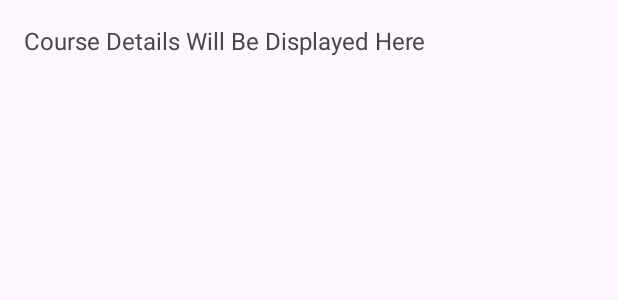
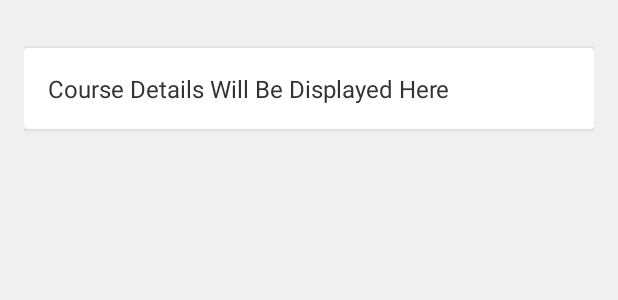
Before and after one commit to Rashmi-2005-Ranjan/Edu_Examine, an Android app: the layout fragment_course_details.xml on its own in the app's theme, with its tools: preview values and no code run, on a phone screen of 412 x 824 dp. Shown: the top 300 px of the screen. Run offline under Robolectric (Android 15) with nearby library versions, the phone set to English and light mode, and no system bars; Roboto replaces fonts that are not available here.

Commit message:
designing the fragment

```diff
--- a/app/src/main/res/layout/fragment_course_details.xml
+++ b/app/src/main/res/layout/fragment_course_details.xml
@@ -3,13 +3,35 @@
     android:layout_width="match_parent"
     android:layout_height="match_parent"
     android:orientation="vertical"
-    android:padding="16dp">
+    android:padding="16dp"
+    android:background="#f0f0f0">
 
-    <TextView
-        android:id="@+id/courseDetailsTextView"
+    <!-- CardView as a container for the course details -->
+    <androidx.cardview.widget.CardView
         android:layout_width="match_parent"
-        android:layout_height="match_parent"
-        android:text="Course Details Will Be Displayed Here"
-        android:textSize="16sp"
-        android:textStyle="normal" />
+        android:layout_height="wrap_content"
+        android:layout_marginTop="16dp"
+        android:layout_marginBottom="16dp"
+        android:elevation="4dp"
+        android:radius="8dp"
+        android:backgroundTint="#ffffff">
+
+        <!-- Inner container for content -->
+        <LinearLayout
+            android:orientation="vertical"
+            android:padding="16dp"
+            android:layout_width="match_parent"
+            android:layout_height="wrap_content">
+
+            <!-- Course details TextView -->
+            <TextView
+                android:id="@+id/courseDetailsTextView"
+                android:layout_width="match_parent"
+                android:layout_height="wrap_content"
+                android:text="Course Details Will Be Displayed Here"
+                android:textSize="16sp"
+                android:textColor="#333333"
+                android:textStyle="normal" />
+        </LinearLayout>
+    </androidx.cardview.widget.CardView>
 </LinearLayout>
```
Also changed, not shown: app/src/main/res/layout/fragment_added_courses.xml (+24 -7 lines).
